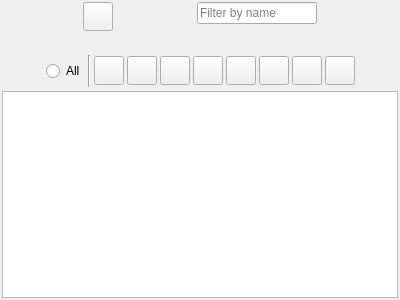
First picture: the form in ui/icon_selector_widget.ui, repository zkovari/plotlyst, before the edit.
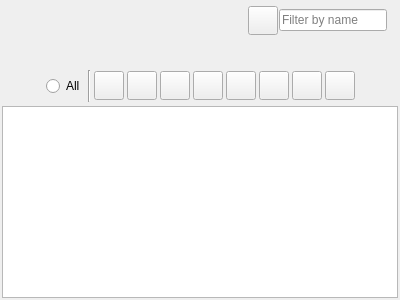
Second picture: the form after the edit.

Commit message: Polish icon selector, closes #1079

What changed in the file:
```diff
--- a/ui/icon_selector_widget.ui
+++ b/ui/icon_selector_widget.ui
@@ -30,8 +30,30 @@
     <number>2</number>
    </property>
    <item>
+    <widget class="QWidget" name="wdgTop" native="true">
     <layout class="QHBoxLayout" name="hLayoutTop">
-     <item alignment="Qt::AlignTop">
+      <property name="topMargin">
+       <number>2</number>
+      </property>
+      <item alignment="Qt::AlignRight|Qt::AlignTop">
+       <widget class="QWidget" name="widget_2" native="true">
+        <layout class="QHBoxLayout" name="horizontalLayout">
+         <property name="spacing">
+          <number>1</number>
+         </property>
+         <property name="leftMargin">
+          <number>2</number>
+         </property>
+         <property name="topMargin">
+          <number>2</number>
+         </property>
+         <property name="rightMargin">
+          <number>2</number>
+         </property>
+         <property name="bottomMargin">
+          <number>2</number>
+         </property>
+         <item>
       <widget class="QToolButton" name="btnFilterIcon">
        <property name="text">
         <string/>
@@ -47,7 +69,7 @@
        </property>
       </widget>
      </item>
-     <item alignment="Qt::AlignTop">
+         <item>
       <widget class="QLineEdit" name="lineFilter">
        <property name="maximumSize">
         <size>
@@ -64,6 +86,10 @@
       </widget>
      </item>
     </layout>
+       </widget>
+      </item>
+     </layout>
+    </widget>
    </item>
    <item>
     <spacer name="horizontalSpacer_2">
```
Left out of the diff: 30 changed lines with no effect on the pictures. Lines whose indentation alone changed are shown as unchanged. The commit also changes 11 other files.
